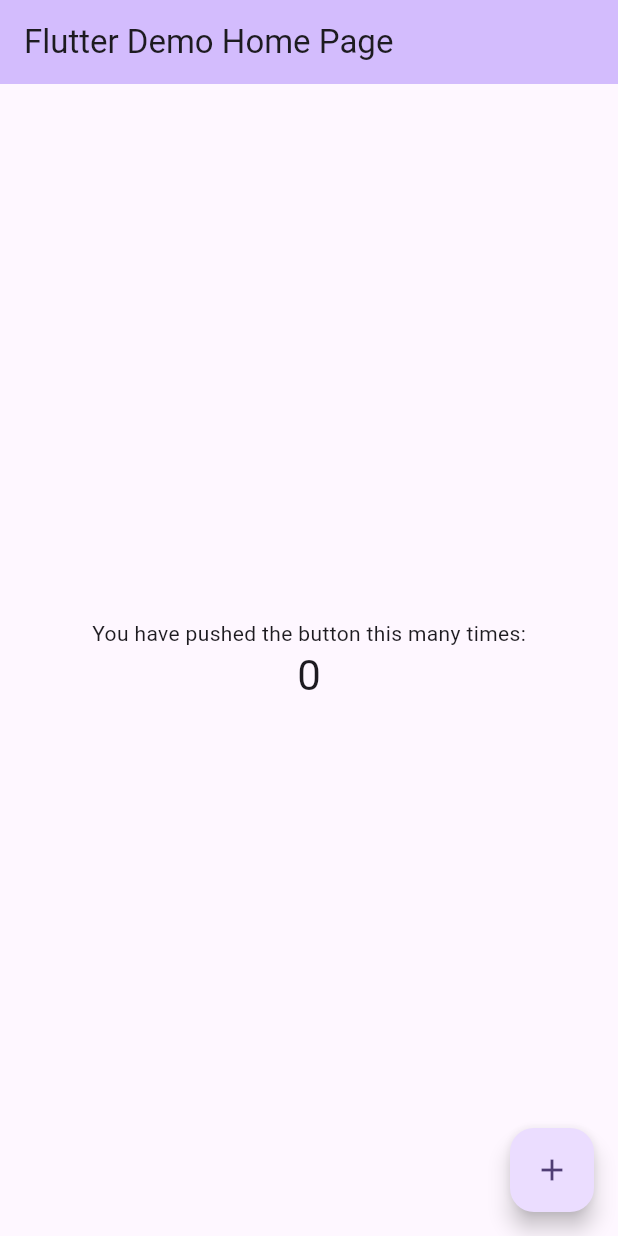
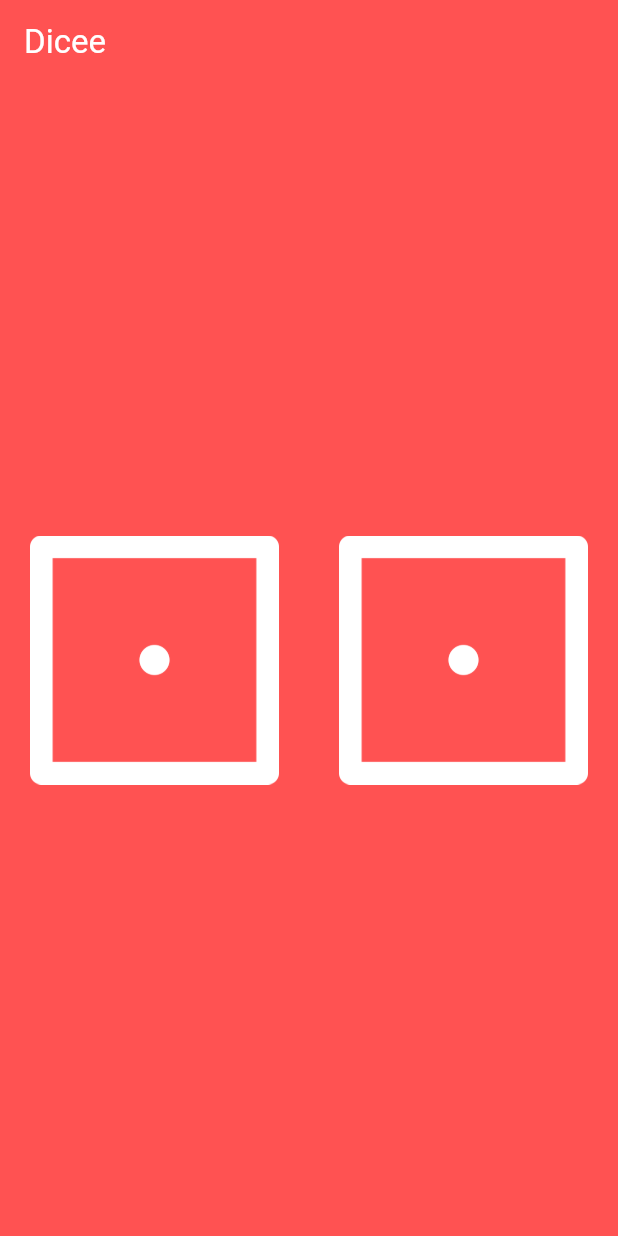
Before and after one commit to rihabalyasiri/dicee, a Flutter app: the screen it shows after launch, on a phone screen of 412 x 824 dp. Run offline on Flutter 3.47's test engine with Material 2 defaults, Android fonts, the phone set to English and light mode, and no system bars.

Commit message:
finished App

```diff
--- a/lib/main.dart
+++ b/lib/main.dart
@@ -1,4 +1,5 @@
 import 'package:flutter/material.dart';
+import 'dart:math';
 
 void main() {
   runApp(const MyApp());
@@ -7,119 +8,71 @@ void main() {
 class MyApp extends StatelessWidget {
   const MyApp({super.key});
 
-  // This widget is the root of your application.
   @override
   Widget build(BuildContext context) {
     return MaterialApp(
       title: 'Flutter Demo',
       theme: ThemeData(
-        // This is the theme of your application.
-        //
-        // TRY THIS: Try running your application with "flutter run". You'll see
-        // the application has a blue toolbar. Then, without quitting the app,
-        // try changing the seedColor in the colorScheme below to Colors.green
-        // and then invoke "hot reload" (save your changes or press the "hot
-        // reload" button in a Flutter-supported IDE, or press "r" if you used
-        // the command line to start the app).
-        //
-        // Notice that the counter didn't reset back to zero; the application
-        // state is not lost during the reload. To reset the state, use hot
-        // restart instead.
-        //
-        // This works for code too, not just values: Most code changes can be
-        // tested with just a hot reload.
         colorScheme: ColorScheme.fromSeed(seedColor: Colors.deepPurple),
         useMaterial3: true,
       ),
-      home: const MyHomePage(title: 'Flutter Demo Home Page'),
+      home: Scaffold(
+        appBar: AppBar(
+          title: const Text("Dicee", style: TextStyle(color: Colors.white)),
+          backgroundColor: Colors.redAccent,
+        ),
+        body: const DicePage(),
+        backgroundColor: Colors.redAccent,
+      ),
     );
   }
 }
 
-class MyHomePage extends StatefulWidget {
-  const MyHomePage({super.key, required this.title});
-
-  // This widget is the home page of your application. It is stateful, meaning
-  // that it has a State object (defined below) that contains fields that affect
-  // how it looks.
-
-  // This class is the configuration for the state. It holds the values (in this
-  // case the title) provided by the parent (in this case the App widget) and
-  // used by the build method of the State. Fields in a Widget subclass are
-  // always marked "final".
-
-  final String title;
+class DicePage extends StatefulWidget {
+  const DicePage({super.key});
 
   @override
-  State<MyHomePage> createState() => _MyHomePageState();
+  State<DicePage> createState() => _DicePageState();
 }
 
-class _MyHomePageState extends State<MyHomePage> {
-  int _counter = 0;
+class _DicePageState extends State<DicePage> {
+  int leftDiceNumber = 1;
+  int rightDiceNumber = 1;
 
-  void _incrementCounter() {
-    setState(() {
-      // This call to setState tells the Flutter framework that something has
-      // changed in this State, which causes it to rerun the build method below
-      // so that the display can reflect the updated values. If we changed
-      // _counter without calling setState(), then the build method would not be
-      // called again, and so nothing would appear to happen.
-      _counter++;
-    });
+  void changeDice() {
+    leftDiceNumber = Random().nextInt(6) + 1;
+    rightDiceNumber = Random().nextInt(6) + 1;
   }
 
   @override
   Widget build(BuildContext context) {
-    // This method is rerun every time setState is called, for instance as done
-    // by the _incrementCounter method above.
-    //
-    // The Flutter framework has been optimized to make rerunning build methods
-    // fast, so that you can just rebuild anything that needs updating rather
-    // than having to individually change instances of widgets.
-    return Scaffold(
-      appBar: AppBar(
-        // TRY THIS: Try changing the color here to a specific color (to
-        // Colors.amber, perhaps?) and trigger a hot reload to see the AppBar
-        // change color while the other colors stay the same.
-        backgroundColor: Theme.of(context).colorScheme.inversePrimary,
-        // Here we take the value from the MyHomePage object that was created by
-        // the App.build method, and use it to set our appbar title.
-        title: Text(widget.title),
+    return Center(
+      child: Row(
+        children: [
+          Expanded(
+              child: Padding(
+            padding: const EdgeInsets.all(8.0),
+            child: TextButton(
+                onPressed: () {
+                  setState(() {
+                    changeDice();
+                  });
+                },
+                child: Image.asset("images/dice$leftDiceNumber.png")),
+          )),
+          Expanded(
+              child: Padding(
+            padding: const EdgeInsets.all(8.0),
+            child: TextButton(
+                onPressed: () {
+                  setState(() {
+                    changeDice();
+                  });
+                },
+                child: Image.asset("images/dice$rightDiceNumber.png")),
+          ))
+        ],
       ),
-      body: Center(
-        // Center is a layout widget. It takes a single child and positions it
-        // in the middle of the parent.
-        child: Column(
-          // Column is also a layout widget. It takes a list of children and
-          // arranges them vertically. By default, it sizes itself to fit its
-          // children horizontally, and tries to be as tall as its parent.
-          //
-          // Column has various properties to control how it sizes itself and
-          // how it positions its children. Here we use mainAxisAlignment to
-          // center the children vertically; the main axis here is the vertical
-          // axis because Columns are vertical (the cross axis would be
-          // horizontal).
-          //
-          // TRY THIS: Invoke "debug painting" (choose the "Toggle Debug Paint"
-          // action in the IDE, or press "p" in the console), to see the
-          // wireframe for each widget.
-          mainAxisAlignment: MainAxisAlignment.center,
-          children: <Widget>[
-            const Text(
-              'You have pushed the button this many times:',
-            ),
-            Text(
-              '$_counter',
-              style: Theme.of(context).textTheme.headlineMedium,
-            ),
-          ],
-        ),
-      ),
-      floatingActionButton: FloatingActionButton(
-        onPressed: _incrementCounter,
-        tooltip: 'Increment',
-        child: const Icon(Icons.add),
-      ), // This trailing comma makes auto-formatting nicer for build methods.
     );
   }
 }
--- a/pubspec.yaml
+++ b/pubspec.yaml
@@ -57,11 +57,9 @@ flutter:
   # included with your application, so that you can use the icons in
   # the material Icons class.
   uses-material-design: true
+  assets:
+    - images/
 
-  # To add assets to your application, add an assets section, like this:
-  # assets:
-  #   - images/a_dot_burr.jpeg
-  #   - images/a_dot_ham.jpeg
 
   # An image asset can refer to one or more resolution-specific "variants", see
   # https://flutter.dev/assets-and-images/#resolution-aware
```
